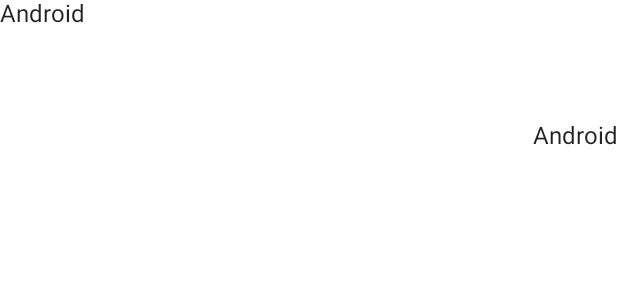
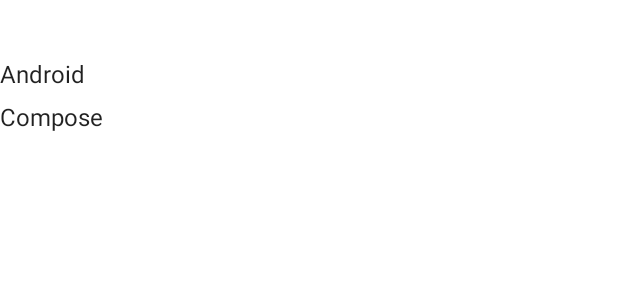
Before and after one commit to hyosikchoi/ComposePractice, an Android app built with Jetpack Compose: the @Preview function DefaultPreview, on a phone screen of 412 x 824 dp. Shown: the top 300 px of the screen. Run offline under Robolectric (Android 15) with nearby library versions, the phone set to English and light mode, and no system bars; our stand-ins replace constraintlayout-compose.

Commit message:
Constraint Layout practice

```diff
--- a/app/build.gradle
+++ b/app/build.gradle
@@ -59,4 +59,7 @@ dependencies {
     androidTestImplementation "androidx.compose.ui:ui-test-junit4:$compose_version"
     debugImplementation "androidx.compose.ui:ui-tooling:$compose_version"
     debugImplementation "androidx.compose.ui:ui-test-manifest:$compose_version"
+    implementation("androidx.constraintlayout:constraintlayout:2.1.4")
+    // To use constraintlayout in compose
+    implementation("androidx.constraintlayout:constraintlayout-compose:1.0.1")
 }
--- a/app/src/main/java/kr/co/composepractice/MainActivity.kt
+++ b/app/src/main/java/kr/co/composepractice/MainActivity.kt
@@ -12,7 +12,9 @@ import androidx.compose.ui.Alignment
 import androidx.compose.ui.Modifier
 import androidx.compose.ui.text.style.TextAlign
 import androidx.compose.ui.tooling.preview.Preview
+import androidx.compose.ui.unit.Constraints
 import androidx.compose.ui.unit.dp
+import androidx.constraintlayout.compose.ConstraintLayout
 import kr.co.composepractice.ui.theme.ComposePracticeTheme
 
 class MainActivity : ComponentActivity() {
@@ -25,7 +27,7 @@ class MainActivity : ComponentActivity() {
                     modifier = Modifier.fillMaxSize(),
                     color = MaterialTheme.colors.background
                 ) {
-                    Greeting("Android")
+                    Greeting("Android","Compose")
                 }
             }
         }
@@ -33,13 +35,36 @@ class MainActivity : ComponentActivity() {
 }
 
 @Composable
-fun Greeting(name: String) {
-    Box(modifier = Modifier
-        .fillMaxWidth()
-        .height(100.dp)
+fun Greeting(name: String, compose : String) {
+    ConstraintLayout(
+        modifier = Modifier
+            .fillMaxWidth()
+            .height(100.dp)
     ) {
-        Text(text = name)
-        Text(modifier = Modifier.align(Alignment.BottomEnd), text = name)
+        val (textOne, textTwo) = createRefs()
+
+        Text(
+            text = name,
+            modifier = Modifier.constrainAs(textOne) {
+                top.linkTo(
+                    parent.top
+                )
+                bottom.linkTo(
+                    parent.bottom
+                )
+            } // top , bottom 을 parent에 맞춰서 vertical을 중간으로 맞춤.
+        )
+
+        Text(
+            text = compose,
+            modifier = Modifier.constrainAs(textTwo) {
+                top.linkTo(
+                    textOne.bottom,
+                    margin = 10.dp
+                ) // 해당 컨텐츠의 top 을 textOne의 bottom으로 그리고 margin 10dp 준다.
+            }
+        )
+
     }
 }
 
@@ -47,6 +72,6 @@ fun Greeting(name: String) {
 @Composable
 fun DefaultPreview() {
     ComposePracticeTheme {
-        Greeting("Android")
+        Greeting("Android","Compose")
     }
 }
```
